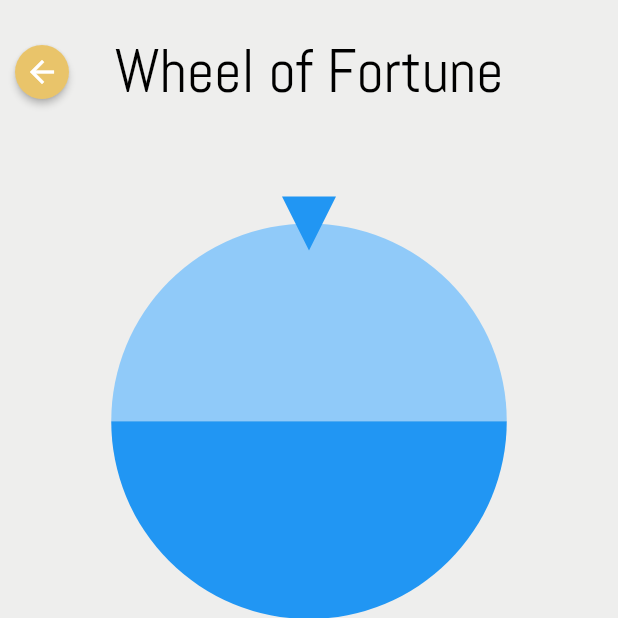
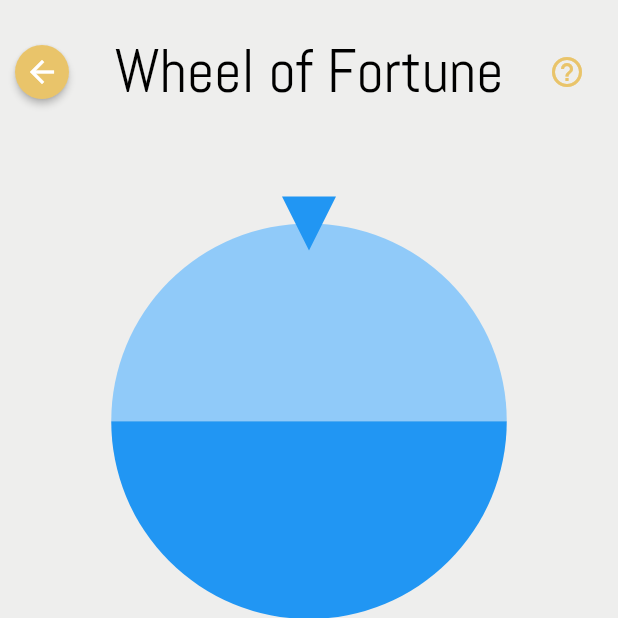
Before and after one commit to yonraf/mobil-software-udvikling, a Flutter app: the WheelOfFortune screen opened directly, on a phone screen of 412 x 824 dp, the top half of it. Run offline on Flutter 3.47's test engine with Material 2 defaults, Android fonts, the phone set to English and light mode, and no system bars; drawn by our look-alikes of flutter_fortune_wheel.

Commit message:
HelpButton added
Descriptionbutton added

```diff
--- /dev/null
+++ b/justrandom/lib/screens/components/help_button.dart
@@ -0,0 +1,40 @@
+
+import 'package:flutter/cupertino.dart';
+import 'package:flutter/material.dart';
+import 'package:justrandom/screens/randomizer.dart';
+
+import '../randomizers/home.dart';
+
+class HelpButton extends StatelessWidget {
+  HelpButton(this.randomizer);
+  Randomizer randomizer;
+
+  @override
+  Widget build(BuildContext context) {
+    return Container(
+        child: IconButton(
+          icon: Icon(Icons.help_outline),
+          color: randomizer.themeColor,
+          padding: EdgeInsets.fromLTRB(0, 0, 20, 0),
+          hoverColor: Colors.transparent,
+          tooltip: "Help",
+          onPressed: () {
+            showDialog(
+                context: context,
+                builder: (context) =>  AlertDialog(
+                    title: Text(randomizer.name+ " - Help"),
+                    content: new Column(
+                      mainAxisSize: MainAxisSize.min,
+                      crossAxisAlignment: CrossAxisAlignment.start,
+                      children: [
+                        Text(randomizer.description),
+                      ],
+
+                    )
+                ));
+          },)
+    );
+  }
+
+
+}
--- a/justrandom/lib/screens/components/top_bar.dart
+++ b/justrandom/lib/screens/components/top_bar.dart
@@ -1,5 +1,6 @@
 import 'package:flutter/cupertino.dart';
 import 'package:flutter/material.dart';
+import 'package:justrandom/screens/components/help_button.dart';
 import 'package:justrandom/screens/components/home_button.dart';
 
 import '../randomizer.dart';
@@ -22,6 +23,9 @@ class TopBar extends StatelessWidget {
           fontSize: 40,
         ),),
         leading : HomeButton(randomizer.themeColor),
+        actions: [
+          HelpButton(randomizer)
+        ],
         centerTitle: true,
         backgroundColor: Colors.transparent,
         shadowColor: Colors.transparent,
--- a/justrandom/lib/screens/randomizers/wheel_of_fortune.dart
+++ b/justrandom/lib/screens/randomizers/wheel_of_fortune.dart
@@ -154,8 +154,10 @@ class _WheelOfFortuneState extends State<WheelOfFortune> {
               onPressed: () {
                 if (inputs.length > 2) {
                   this.inputs.remove(input);
-                  setState(() {});
+                } else {
+                  inputs[inputs.indexOf(input)] = "";
                 }
+                setState(() {});
               },
               icon: Icon(Icons.clear),
               color: Colors.redAccent,
```
